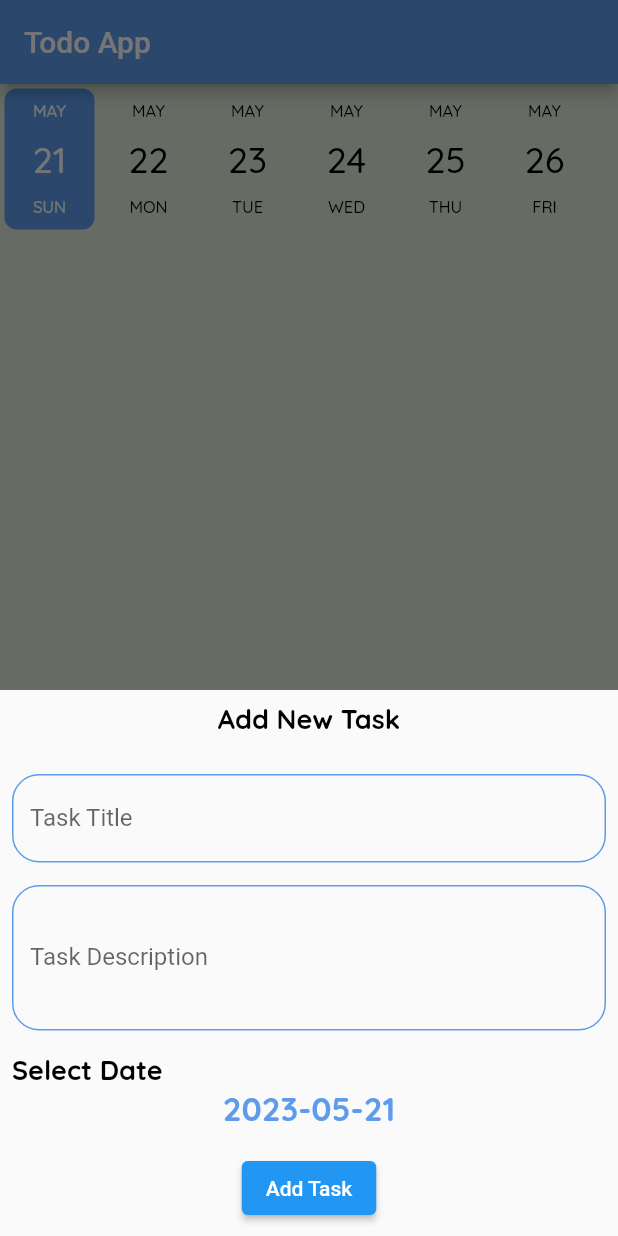
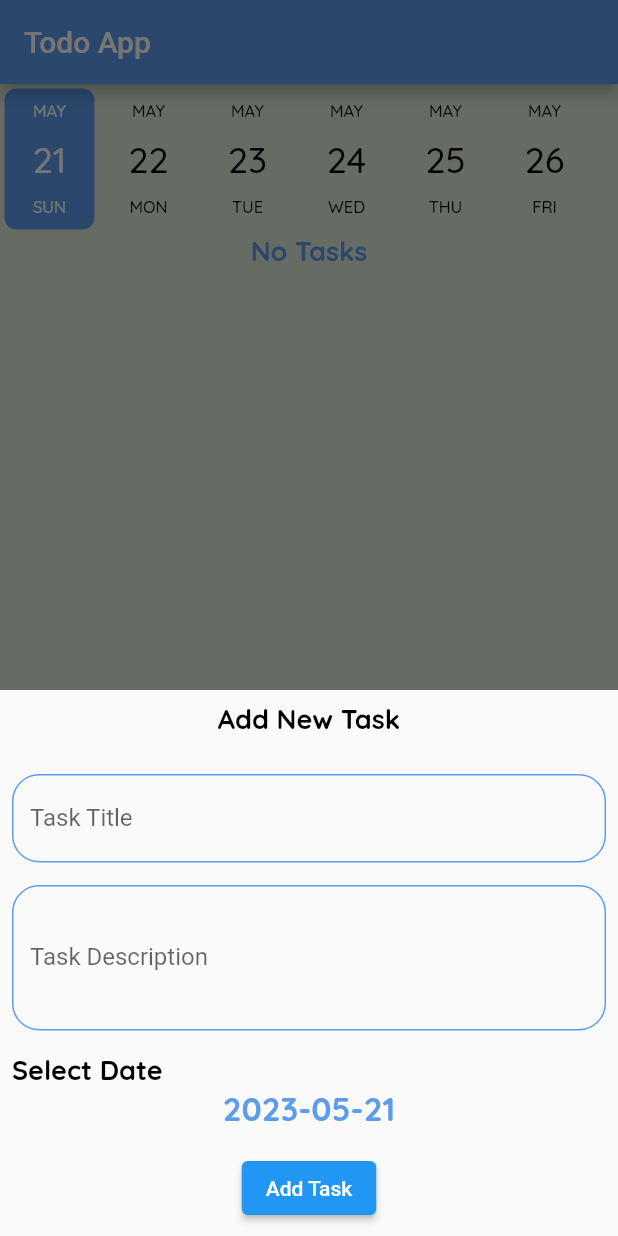
Before and after one commit to mohamedhamouda7897/todo_c8_sunday, a Flutter app: the screen it shows after launch, after a tap on the "add" icon, on a phone screen of 412 x 824 dp. Run offline on Flutter 3.47's test engine with Material 2 defaults, Android fonts, the phone set to English and light mode, and no system bars; drawn by our look-alikes of date_picker_timeline; our stand-ins replace cloud_firestore, firebase_core, flutter_slidable, google_fonts; accounts and stored records are empty.

```diff
--- a/lib/main.dart
+++ b/lib/main.dart
@@ -1,3 +1,4 @@
+import 'package:cloud_firestore/cloud_firestore.dart';
 import 'package:firebase_core/firebase_core.dart';
 import 'package:flutter/material.dart';
 import 'package:todo_c8_sunday/shared/styles/my_themes.dart';
@@ -10,7 +11,9 @@ void main() async{
   await Firebase.initializeApp(
     options: DefaultFirebaseOptions.currentPlatform,
   );
+  // FirebaseFirestore.instance.disableNetwork();
   runApp(const MyApp());
+
 }
 
 class MyApp extends StatelessWidget {
--- a/lib/screens/tasks.dart
+++ b/lib/screens/tasks.dart
@@ -52,6 +52,9 @@ class _TasksTabState extends State<TasksTab> {
             List<TaskModel> tasks =
                 snapshot.data?.docs.map((e) => e.data()).toList() ?? [];
 
+            if(tasks.isEmpty){
+              return Center(child: Text("No Tasks"));
+            }
             return Expanded(
               child: ListView.builder(
                 itemBuilder: (context, index) {
--- a/lib/screens/widgets/task_item.dart
+++ b/lib/screens/widgets/task_item.dart
@@ -67,6 +67,8 @@ class TaskItem extends StatelessWidget {
                 ),
                 Text(
                   task.description,
+                  maxLines: 1,
+                  overflow: TextOverflow.ellipsis,
                   style: Theme.of(context).textTheme.bodySmall,
                 ),
               ],
```
Also changed, not shown: lib/screens/widgets/add_task_bottom_sheet.dart (+11 -10 lines).
